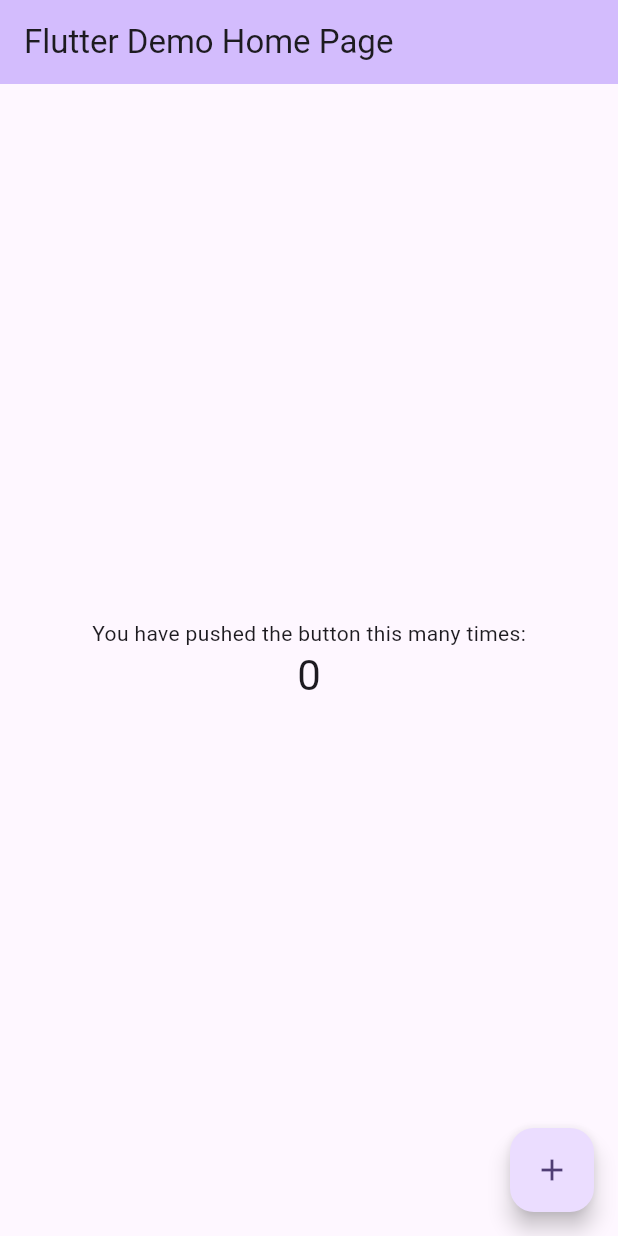
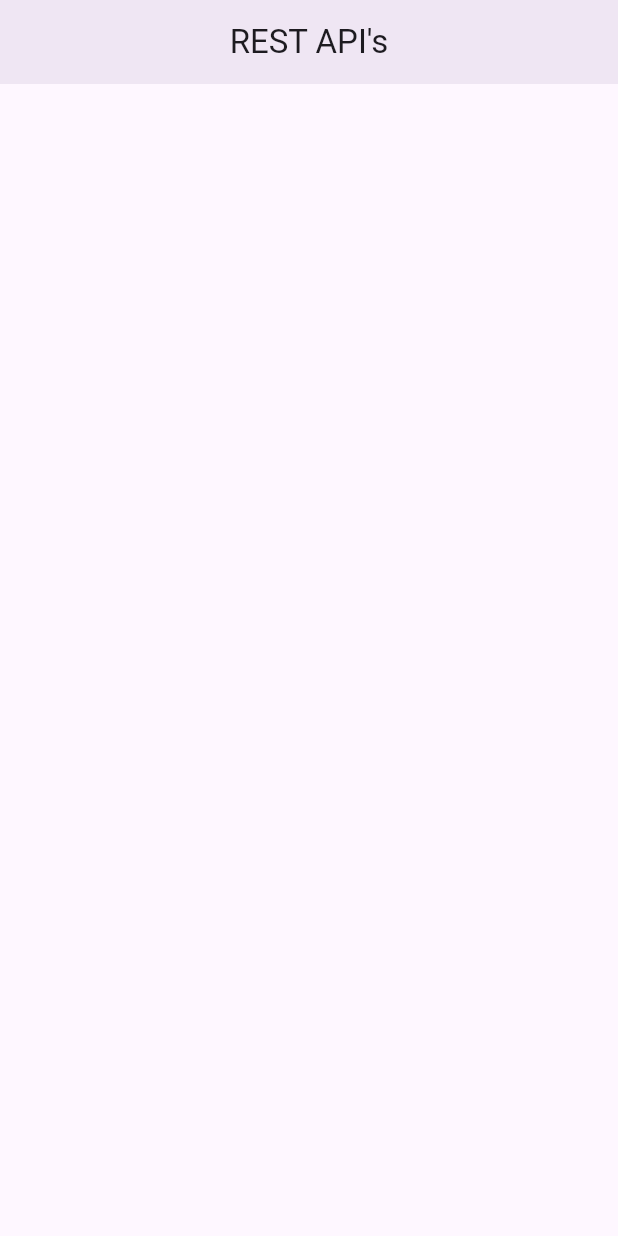
Before and after one commit to Repos-By-Aryan/Rest-API, a Flutter app: the screen it shows after launch, on a phone screen of 412 x 824 dp. Run offline on Flutter 3.47's test engine with Material 2 defaults, Android fonts, the phone set to English and light mode, and no system bars.

Commit message:
Home Screen Layout and HTTP package added

```diff
--- a/lib/home_screen.dart
+++ b/lib/home_screen.dart
@@ -0,0 +1,27 @@
+import 'package:flutter/material.dart';
+
+class HomeScreen extends StatefulWidget {
+  const HomeScreen({super.key});
+
+  @override
+  State<HomeScreen> createState() => _HomeScreenState();
+}
+
+class _HomeScreenState extends State<HomeScreen> {
+  @override
+  Widget build(BuildContext context) {
+    return Scaffold(
+      appBar: AppBar(
+        title: Text("REST API's"),
+        centerTitle: true,
+        automaticallyImplyLeading: false,
+        elevation:5,
+      ),
+      body: Column(
+        children: [
+
+        ],
+      ),
+    );
+  }
+}
--- a/lib/main.dart
+++ b/lib/main.dart
@@ -1,4 +1,5 @@
 import 'package:flutter/material.dart';
+import 'package:rest_api/home_screen.dart';
 
 void main() {
   runApp(const MyApp());
@@ -7,119 +8,16 @@ void main() {
 class MyApp extends StatelessWidget {
   const MyApp({super.key});
 
-  // This widget is the root of your application.
   @override
   Widget build(BuildContext context) {
     return MaterialApp(
       title: 'Flutter Demo',
       theme: ThemeData(
-        // This is the theme of your application.
-        //
-        // TRY THIS: Try running your application with "flutter run". You'll see
-        // the application has a blue toolbar. Then, without quitting the app,
-        // try changing the seedColor in the colorScheme below to Colors.green
-        // and then invoke "hot reload" (save your changes or press the "hot
-        // reload" button in a Flutter-supported IDE, or press "r" if you used
-        // the command line to start the app).
-        //
-        // Notice that the counter didn't reset back to zero; the application
-        // state is not lost during the reload. To reset the state, use hot
-        // restart instead.
-        //
-        // This works for code too, not just values: Most code changes can be
-        // tested with just a hot reload.
+
         colorScheme: ColorScheme.fromSeed(seedColor: Colors.deepPurple),
         useMaterial3: true,
       ),
-      home: const MyHomePage(title: 'Flutter Demo Home Page'),
+      home: const HomeScreen(),
     );
   }
 }
-
-class MyHomePage extends StatefulWidget {
-  const MyHomePage({super.key, required this.title});
-
-  // This widget is the home page of your application. It is stateful, meaning
-  // that it has a State object (defined below) that contains fields that affect
-  // how it looks.
-
-  // This class is the configuration for the state. It holds the values (in this
-  // case the title) provided by the parent (in this case the App widget) and
-  // used by the build method of the State. Fields in a Widget subclass are
-  // always marked "final".
-
-  final String title;
-
-  @override
-  State<MyHomePage> createState() => _MyHomePageState();
-}
-
-class _MyHomePageState extends State<MyHomePage> {
-  int _counter = 0;
-
-  void _incrementCounter() {
-    setState(() {
-      // This call to setState tells the Flutter framework that something has
-      // changed in this State, which causes it to rerun the build method below
-      // so that the display can reflect the updated values. If we changed
-      // _counter without calling setState(), then the build method would not be
-      // called again, and so nothing would appear to happen.
-      _counter++;
-    });
-  }
-
-  @override
-  Widget build(BuildContext context) {
-    // This method is rerun every time setState is called, for instance as done
-    // by the _incrementCounter method above.
-    //
-    // The Flutter framework has been optimized to make rerunning build methods
-    // fast, so that you can just rebuild anything that needs updating rather
-    // than having to individually change instances of widgets.
-    return Scaffold(
-      appBar: AppBar(
-        // TRY THIS: Try changing the color here to a specific color (to
-        // Colors.amber, perhaps?) and trigger a hot reload to see the AppBar
-        // change color while the other colors stay the same.
-        backgroundColor: Theme.of(context).colorScheme.inversePrimary,
-        // Here we take the value from the MyHomePage object that was created by
-        // the App.build method, and use it to set our appbar title.
-        title: Text(widget.title),
-      ),
-      body: Center(
-        // Center is a layout widget. It takes a single child and positions it
-        // in the middle of the parent.
-        child: Column(
-          // Column is also a layout widget. It takes a list of children and
-          // arranges them vertically. By default, it sizes itself to fit its
-          // children horizontally, and tries to be as tall as its parent.
-          //
-          // Column has various properties to control how it sizes itself and
-          // how it positions its children. Here we use mainAxisAlignment to
-          // center the children vertically; the main axis here is the vertical
-          // axis because Columns are vertical (the cross axis would be
-          // horizontal).
-          //
-          // TRY THIS: Invoke "debug painting" (choose the "Toggle Debug Paint"
-          // action in the IDE, or press "p" in the console), to see the
-          // wireframe for each widget.
-          mainAxisAlignment: MainAxisAlignment.center,
-          children: <Widget>[
-            const Text(
-              'You have pushed the button this many times:',
-            ),
-            Text(
-              '$_counter',
-              style: Theme.of(context).textTheme.headlineMedium,
-            ),
-          ],
-        ),
-      ),
-      floatingActionButton: FloatingActionButton(
-        onPressed: _incrementCounter,
-        tooltip: 'Increment',
-        child: const Icon(Icons.add),
-      ), // This trailing comma makes auto-formatting nicer for build methods.
-    );
-  }
-}
```
